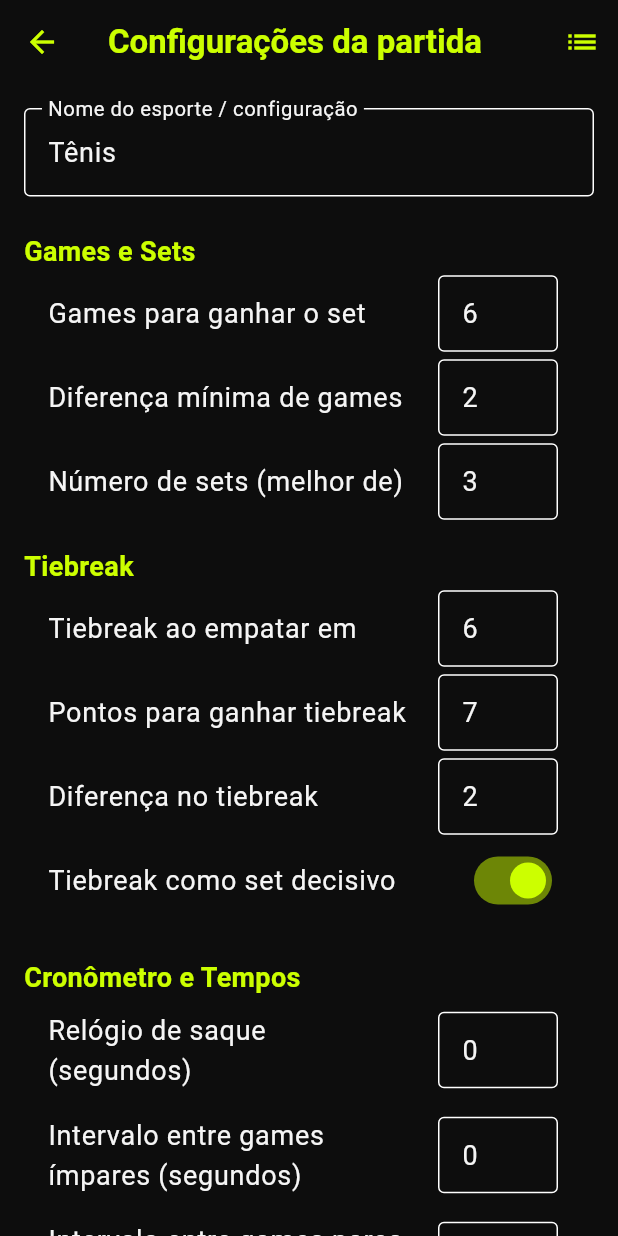
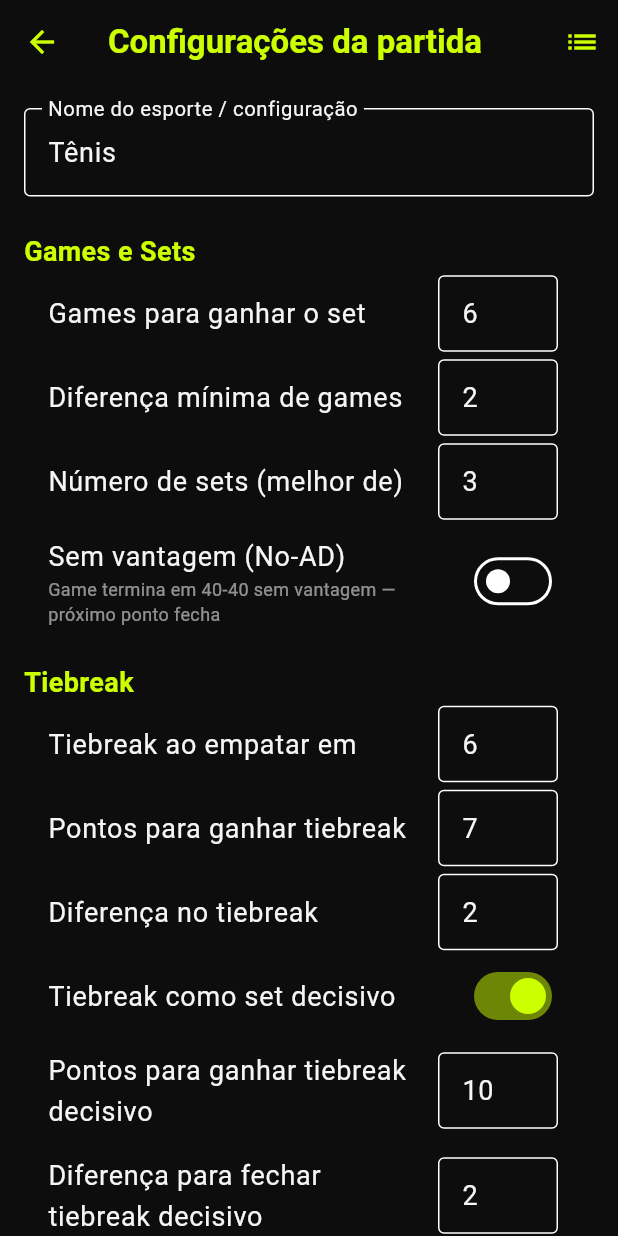
Before and after one commit to fgdreyer78/remote-racket-score, a Flutter app: the SettingsScreen screen opened directly, on a phone screen of 412 x 824 dp. Run offline on Flutter 3.47's test engine with Material 3 defaults, Android fonts, the phone set to English and light mode, and no system bars; our stand-ins replace audio_service, flutter_riverpod, flutter_tts, google_mobile_ads, just_audio, share_plus and 1 more; missing offline and left inert: audio_session; accounts and stored records are empty; network calls fail; statements that could not run were skipped.

Commit message:
Menus e Configuracoes 001

```diff
--- a/lib/features/settings/settings_screen.dart
+++ b/lib/features/settings/settings_screen.dart
@@ -23,9 +23,9 @@ class _SettingsScreenState extends ConsumerState<SettingsScreen> {
   late int _tiebreakPoints;
   late int _tiebreakDifference;
   late int _finalSetTiebreakPoints;
+  late int _finalSetTiebreakDifference;
   late bool _useFinalSetTiebreak;
   late bool _withAdvantage;
-  late String _ttsLanguage;
   late int _serveClockSeconds;
   late int _breakBetweenOddGamesSeconds;
   late int _breakBetweenEvenGamesSeconds;
@@ -43,6 +43,10 @@ class _SettingsScreenState extends ConsumerState<SettingsScreen> {
   // Lock settings during match
   late bool _lockSettingsDuringMatch;
 
+  // Preset overrides (-1 = usar padrão, >= 0 = valor específico)
+  late int _presetTtsLanguageIndex;
+  late int _presetLayoutModeIndex;
+
   @override
   void initState() {
     super.initState();
@@ -53,10 +57,10 @@ class _SettingsScreenState extends ConsumerState<SettingsScreen> {
     _tiebreakAt = 6;
     _tiebreakPoints = 7;
     _tiebreakDifference = 2;
-    _finalSetTiebreakPoints = 7;
+    _finalSetTiebreakPoints = 10;
+    _finalSetTiebreakDifference = 2;
     _useFinalSetTiebreak = true;
     _withAdvantage = true;
-    _ttsLanguage = 'pt-BR';
     _serveClockSeconds = 0;
     _breakBetweenOddGamesSeconds = 0;
     _breakBetweenEvenGamesSeconds = 0;
@@ -69,6 +73,8 @@ class _SettingsScreenState extends ConsumerState<SettingsScreen> {
     _autoSaveDelaySeconds = 10;
     _layoutMode = 0;
     _lockSettingsDuringMatch = false;
+    _presetTtsLanguageIndex = -1;
+    _presetLayoutModeIndex = -1;
   }
 
   bool _formInitialized = false;
@@ -77,6 +83,7 @@ class _SettingsScreenState extends ConsumerState<SettingsScreen> {
   void _initFromConfig(GameConfig? config) {
     if (config == null || _formInitialized) return;
     _formInitialized = true;
+
     _sportController.text = config.sportName;
     setState(() {
       _gamesToWinSet = config.gamesToWinSet;
@@ -86,9 +93,9 @@ class _SettingsScreenState extends ConsumerState<SettingsScreen> {
       _tiebreakPoints = config.tiebreakPoints;
       _tiebreakDifference = config.tiebreakDifference;
       _finalSetTiebreakPoints = config.finalSetTiebreakPoints;
+      _finalSetTiebreakDifference = config.finalSetTiebreakDifference;
       _useFinalSetTiebreak = config.useFinalSetTiebreak;
       _withAdvantage = config.withAdvantage;
-      _ttsLanguage = config.ttsLanguage;
       _serveClockSeconds = config.serveClockSeconds;
       _breakBetweenOddGamesSeconds = config.breakBetweenOddGamesSeconds;
       _breakBetweenEvenGamesSeconds = config.breakBetweenEvenGamesSeconds;
@@ -166,6 +173,16 @@ class _SettingsScreenState extends ConsumerState<SettingsScreen> {
                 (v) => _minGameDifference = v),
             _numberField(
                 'Número de sets (melhor de)', _maxSets, (v) => _maxSets = v),
+            SwitchListTile(
+              title: const Text('Sem vantagem (No-AD)',
+                  style: TextStyle(color: AppTheme.onSurface)),
+              subtitle: const Text(
+                  'Game termina em 40-40 sem vantagem — próximo ponto fecha',
+                  style: TextStyle(color: Colors.white54, fontSize: 12)),
+              value: !_withAdvantage,
+              onChanged: (v) => setState(() => _withAdvantage = !v),
+              activeColor: AppTheme.primary,
+            ),
             const SizedBox(height: 16),
 
             // --- TIEBREAK ---
@@ -187,6 +204,14 @@ class _SettingsScreenState extends ConsumerState<SettingsScreen> {
               onChanged: (v) => setState(() => _useFinalSetTiebreak = v),
               activeColor: AppTheme.primary,
             ),
+            if (_useFinalSetTiebreak) ...[
+              _numberField('Pontos para ganhar tiebreak decisivo',
+                  _finalSetTiebreakPoints, (v) => _finalSetTiebreakPoints = v),
+              _numberField(
+                  'Diferença para fechar tiebreak decisivo',
+                  _finalSetTiebreakDifference,
+                  (v) => _finalSetTiebreakDifference = v),
+            ],
             const SizedBox(height: 24),
 
             // --- CRONÔMETRO E TEMPOS ---
@@ -241,38 +266,6 @@ class _SettingsScreenState extends ConsumerState<SettingsScreen> {
                   (v) => _pointFlashDurationMs = v,
                   min: 100),
             ],
-            const SizedBox(height: 24),
-
-            // --- IDIOMA DE FALA ---
-            const Text('Idioma de Fala',
-                style: TextStyle(
-                    color: AppTheme.primary,
-                    fontSize: 18,
-                    fontWeight: FontWeight.bold)),
-            const SizedBox(height: 8),
-            DropdownButtonFormField<String>(
-              value: _ttsLanguage,
-              dropdownColor: AppTheme.surfaceVariant,
-              decoration: const InputDecoration(
-                border: OutlineInputBorder(),
-              ),
-              items: const [
-                DropdownMenuItem(
-                  value: 'pt-BR',
-                  child: Text('Português (Brasil)'),
-                ),
-                DropdownMenuItem(
-                  value: 'en-US',
-                  child: Text('English (US)'),
-                ),
-              ],
-              onChanged: (value) {
-                if (value == null) return;
-                setState(() {
-                  _ttsLanguage = value;
-                });
-              },
-            ),
             const SizedBox(height: 24),
 
             // --- AUTO-SAVE ---
@@ -332,6 +325,76 @@ class _SettingsScreenState extends ConsumerState<SettingsScreen> {
               value: _lockSettingsDuringMatch,
               onChanged: (v) => setState(() => _lockSettingsDuringMatch = v),
               activeColor: AppTheme.primary,
+            ),
+
+            const SizedBox(height: 24),
+
+            // --- OPÇÕES DO PRESET ---
+            const Text('Opções do Preset',
+                style: TextStyle(
+                    color: AppTheme.primary,
+                    fontSize: 18,
+                    fontWeight: FontWeight.bold)),
+            const Padding(
+              padding: EdgeInsets.only(bottom: 8),
+              child: Text(
+                'Se definido no preset, sobrescreve a configuração global.',
+                style: TextStyle(color: Colors.white54, fontSize: 12),
+              ),
+            ),
+            ListTile(
+              title: const Text('Idioma de Fala no Preset',
+                  style: TextStyle(color: AppTheme.onSurface)),
+              trailing: DropdownButton<int>(
+                value: _presetTtsLanguageIndex,
+                dropdownColor: AppTheme.surfaceVariant,
+                underline: const SizedBox.shrink(),
+                items: const [
+                  DropdownMenuItem(
+                      value: -1,
+                      child: Text('Usar padrão',
+                          style: TextStyle(color: AppTheme.onSurface))),
+                  DropdownMenuItem(
+                      value: 0,
+                      child: Text('Português',
+                          style: TextStyle(color: AppTheme.onSurface))),
+                  DropdownMenuItem(
+                      value: 1,
+                      child: Text('English',
+                          style: TextStyle(color: AppTheme.onSurface))),
+                ],
+                onChanged: (v) {
+                  if (v == null) return;
+                  setState(() => _presetTtsLanguageIndex = v);
+                },
+              ),
+            ),
+            ListTile(
+              title: const Text('Layout do Placar no Preset',
+                  style: TextStyle(color: AppTheme.onSurface)),
+              trailing: DropdownButton<int>(
+                value: _presetLayoutModeIndex,
+                dropdownColor: AppTheme.surfaceVariant,
+                underline: const SizedBox.shrink(),
+                items: const [
+                  DropdownMenuItem(
+                      value: -1,
+                      child: Text('Usar padrão',
+                          style: TextStyle(color: AppTheme.onSurface))),
+                  DropdownMenuItem(
+                      value: 0,
+                      child: Text('Padrão',
+                          style: TextStyle(color: AppTheme.onSurface))),
+                  DropdownMenuItem(
+                      value: 1,
+                      child: Text('Paisagem dividido',
+                          style: TextStyle(color: AppTheme.onSurface))),
+                ],
+                onChanged: (v) {
+                  if (v == null) return;
+                  setState(() => _presetLayoutModeIndex = v);
+                },
+              ),
             ),
 
             const SizedBox(height: 48),
@@ -417,10 +480,11 @@ class _SettingsScreenState extends ConsumerState<SettingsScreen> {
     if (selected == null) return;
     final preset = presets[selected];
     await ref.read(gamePresetsProvider.notifier).applyPreset(preset);
-    _loadPresetIntoForm(preset.config);
+    _loadPresetIntoForm(preset);
   }
 
-  void _loadPresetIntoForm(GameConfig config) {
+  void _loadPresetIntoForm(dynamic preset) {
+    final config = preset.config;
     _sportController.text = config.sportName;
     setState(() {
       _gamesToWinSet = config.gamesToWinSet;
@@ -430,9 +494,9 @@ class _SettingsScreenState extends ConsumerState<SettingsScreen> {
       _tiebreakPoints = config.tiebreakPoints;
       _tiebreakDifference = config.tiebreakDifference;
       _finalSetTiebreakPoints = config.finalSetTiebreakPoints;
+      _finalSetTiebreakDifference = config.finalSetTiebreakDifference;
       _useFinalSetTiebreak = config.useFinalSetTiebreak;
       _withAdvantage = config.withAdvantage;
-      _ttsLanguage = config.ttsLanguage;
       _serveClockSeconds = config.serveClockSeconds;
       _breakBetweenOddGamesSeconds = config.breakBetweenOddGamesSeconds;
       _breakBetweenEvenGamesSeconds = config.breakBetweenEvenGamesSeconds;
@@ -445,6 +509,9 @@ class _SettingsScreenState extends ConsumerState<SettingsScreen> {
       _autoSaveDelaySeconds = config.autoSaveDelaySeconds;
       _layoutMode = config.layoutMode;
       _lockSettingsDuringMatch = config.lockSettingsDuringMatch;
+      // Preset overrides
+      _presetTtsLanguageIndex = preset.overrideTtsLanguageIndex ?? -1;
+      _presetLayoutModeIndex = preset.overrideLayoutModeIndex ?? -1;
       _formKey++;
     });
   }
@@ -478,11 +545,22 @@ class _SettingsScreenState extends ConsumerState<SettingsScreen> {
     );
   }
 
+  /// Converte índice do dropdown de idioma TTS para código de idioma.
+  String? _ttsLanguageCodeFromIndex(int index) {
+    switch (index) {
+      case 0:
+        return 'pt-BR';
+      case 1:
+        return 'en-US';
+      default:
+        return null;
+    }
+  }
+
   void _save() {
     final name = _sportController.text.trim().isEmpty
         ? 'Configuração da partida'
         : _sportController.text.trim();
-    // Presets NÃO incluem nomes de jogadores
     final config = GameConfig(
       sportName: name,
       gamesToWinSet: _gamesToWinSet,
@@ -492,11 +570,11 @@ class _SettingsScreenState extends ConsumerState<SettingsScreen> {
       tiebreakPoints: _tiebreakPoints,
       tiebreakDifference: _tiebreakDifference,
       finalSetTiebreakPoints: _finalSetTiebreakPoints,
+      finalSetTiebreakDifference: _finalSetTiebreakDifference,
       useFinalSetTiebreak: _useFinalSetTiebreak,
       withAdvantage: _withAdvantage,
       miniMatchGames: false,
       miniMatchGamesCount: 3,
-      ttsLanguage: _ttsLanguage,
       serveClockSeconds: _serveClockSeconds,
       breakBetweenOddGamesSeconds: _breakBetweenOddGamesSeconds,
       breakBetweenEvenGamesSeconds: _breakBetweenEvenGamesSeconds,
@@ -511,7 +589,18 @@ class _SettingsScreenState extends ConsumerState<SettingsScreen> {
       lockSettingsDuringMatch: _lockSettingsDuringMatch,
     );
     ref.read(gameConfigProvider.notifier).updateConfig(config);
-    ref.read(gamePresetsProvider.notifier).savePreset(name, config);
+
+    // Preset overrides
+    final overrideTtsCode = _ttsLanguageCodeFromIndex(_presetTtsLanguageIndex);
+    final overrideLayout =
+        _presetLayoutModeIndex >= 0 ? _presetLayoutModeIndex : null;
+
+    ref.read(gamePresetsProvider.notifier).savePreset(
+          name,
+          config,
+          overrideTtsLanguage: overrideTtsCode,
+          overrideLayoutMode: overrideLayout,
+        );
     if (mounted) Navigator.of(context).pop();
   }
 }
--- a/lib/models/game_config.dart
+++ b/lib/models/game_config.dart
@@ -10,7 +10,8 @@ class GameConfig {
     this.tiebreakAt = 6,
     this.tiebreakPoints = 7,
     this.tiebreakDifference = 2,
-    this.finalSetTiebreakPoints = 7,
+    this.finalSetTiebreakPoints = 10,
+    this.finalSetTiebreakDifference = 2,
     this.useFinalSetTiebreak = true,
     this.withAdvantage = true,
     this.miniMatchGames = false,
@@ -40,6 +41,7 @@ class GameConfig {
   final int tiebreakPoints;
   final int tiebreakDifference;
   final int finalSetTiebreakPoints;
+  final int finalSetTiebreakDifference;
   final bool useFinalSetTiebreak;
   final bool withAdvantage;
   final bool miniMatchGames;
@@ -71,6 +73,7 @@ class GameConfig {
     int? tiebreakPoints,
     int? tiebreakDifference,
     int? finalSetTiebreakPoints,
+    int? finalSetTiebreakDifference,
     bool? useFinalSetTiebreak,
     bool? withAdvantage,
     bool? miniMatchGames,
@@ -101,6 +104,8 @@ class GameConfig {
       tiebreakDifference: tiebreakDifference ?? this.tiebreakDifference,
       finalSetTiebreakPoints:
           finalSetTiebreakPoints ?? this.finalSetTiebreakPoints,
+      finalSetTiebreakDifference:
+          finalSetTiebreakDifference ?? this.finalSetTiebreakDifference,
       useFinalSetTiebreak: useFinalSetTiebreak ?? this.useFinalSetTiebreak,
       withAdvantage: withAdvantage ?? this.withAdvantage,
       miniMatchGames: miniMatchGames ?? this.miniMatchGames,
@@ -135,6 +140,7 @@ class GameConfig {
         'tiebreakPoints': tiebreakPoints,
         'tiebreakDifference': tiebreakDifference,
         'finalSetTiebreakPoints': finalSetTiebreakPoints,
+        'finalSetTiebreakDifference': finalSetTiebreakDifference,
         'useFinalSetTiebreak': useFinalSetTiebreak,
         'withAdvantage': withAdvantage,
         'miniMatchGames': miniMatchGames,
@@ -165,7 +171,9 @@ class GameConfig {
       tiebreakAt: json['tiebreakAt'] as int? ?? 6,
       tiebreakPoints: json['tiebreakPoints'] as int? ?? 7,
       tiebreakDifference: json['tiebreakDifference'] as int? ?? 2,
-      finalSetTiebreakPoints: json['finalSetTiebreakPoints'] as int? ?? 7,
+      finalSetTiebreakPoints: json['finalSetTiebreakPoints'] as int? ?? 10,
+      finalSetTiebreakDifference:
+          json['finalSetTiebreakDifference'] as int? ?? 2,
       useFinalSetTiebreak: json['useFinalSetTiebreak'] as bool? ?? true,
       withAdvantage: json['withAdvantage'] as bool? ?? true,
       miniMatchGames: json['miniMatchGames'] as bool? ?? false,
--- a/lib/services/tts_service.dart
+++ b/lib/services/tts_service.dart
@@ -212,8 +212,9 @@ class TtsService {
     await _speak(ttsConfig.phrase('timeWarning'), config);
   }
 
-  Future<void> speakCoinToss(String text, GameConfig config) async {
-    await _ensureLanguage(config.ttsLanguage);
+  Future<void> speakCoinToss(
+      String text, GameConfig config, TtsConfig ttsConfig) async {
+    await _ensureLanguage(ttsConfig.languageCode);
     await _speak(text, config);
   }
 
```
Also changed, not shown: lib/features/score/score_screen.dart (+6 -3 lines), lib/features/score/scoring_engine.dart (+8 -1 lines), lib/models/match_preset.dart (+31 -0 lines), lib/providers/game_presets_provider.dart (+29 -5 lines).
